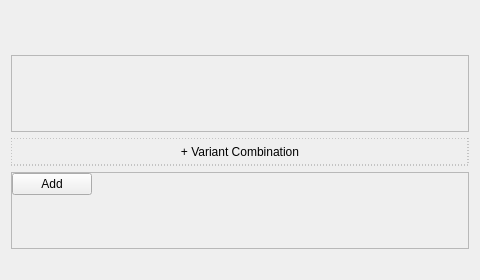
Old version of the form src/switchboard_gui.ui in the repository nMDaas/Maya-USD-Variant-Toolkit.
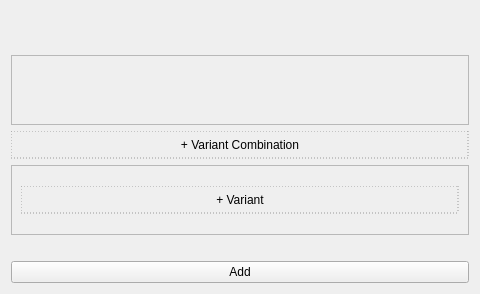
New version of the form.

Commit message: clicking addSwitchButton shows addButton

The edit to the form file:
```diff
--- a/src/switchboard_gui.ui
+++ b/src/switchboard_gui.ui
@@ -99,11 +99,29 @@
                         <bool>true</bool> </property>
 
                     <widget class="QWidget" name="scrollAreaWidgetContents">
-                        <widget class="QPushButton" name="final_button">
-                            <property name="text">
-                                <string>Add</string>
-                            </property>
-                        </widget>
+                        <layout class="QGridLayout" name="gridLayout">
+                            <item row="0" column="0">
+                                <widget class="QPushButton" name="addVariantButton">
+                                    <property name="text">
+                                        <string> + Variant </string>
+                                    </property>
+                                    <property name="flat">
+                                        <bool>true</bool>
+                                    </property>
+                                    <property name="styleSheet">
+                                        <string>
+                                            QPushButton {
+                                                border: 1px dashed #999;
+                                                padding: 6px;
+                                            }
+                                            QPushButton:hover {
+                                                border-color: #666;
+                                            }
+                                        </string>
+                                    </property>
+                                </widget>
+                            </item>
+                        </layout>
                     </widget>
                 </widget>
             </item>
@@ -118,6 +136,14 @@
                     </property>
                 </widget>
             </item>
+
+            <item>
+                <widget class="QPushButton" name="add_button">
+                    <property name="text">
+                        <string>Add</string>
+                    </property>
+                </widget>
+            </item>
         </layout>
 
     </widget>
```
The commit also changes 1 other file.
